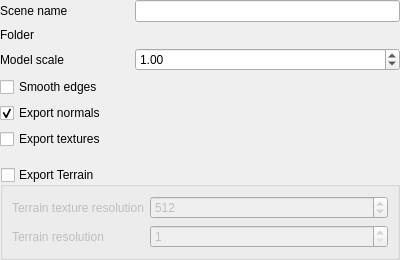
This is src/ui/3d/map3dexportwidget.ui in qgis/QGIS as Qt 5 draws it before an edit. The edited form follows.
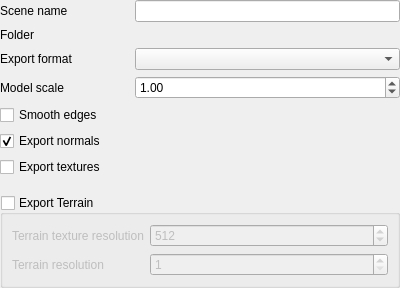
This is the edited form. Custom widgets are drawn as their Qt base class.

Commit message: qgsmap3dexportwidget: Add option to choose between obj and stl format

```diff
--- a/src/ui/3d/map3dexportwidget.ui
+++ b/src/ui/3d/map3dexportwidget.ui
@@ -25,7 +25,17 @@
    </property>
    <item row="0" column="0">
     <layout class="QGridLayout" name="gridLayout">
-     <item row="3" column="0" colspan="3">
+     <item row="2" column="0">
+      <widget class="QLabel" name="exportFormatLabel">
+       <property name="text">
+        <string>Export format</string>
+       </property>
+      </widget>
+     </item>
+     <item row="2" column="1" colspan="2">
+      <widget class="QComboBox" name="exportFormatComboxBox"/>
+     </item>
+     <item row="4" column="0" colspan="3">
       <widget class="QCheckBox" name="smoothEdgesCheckBox">
        <property name="text">
         <string>Smooth edges</string>
@@ -49,7 +59,7 @@
      <item row="1" column="1" colspan="2">
       <widget class="QgsFileWidget" name="selectFolderWidget" native="true"/>
      </item>
-     <item row="8" column="0">
+     <item row="9" column="0">
       <spacer name="verticalSpacer">
        <property name="orientation">
         <enum>Qt::Vertical</enum>
@@ -62,14 +72,14 @@
        </property>
       </spacer>
      </item>
-     <item row="5" column="0" colspan="3">
+     <item row="6" column="0" colspan="3">
       <widget class="QCheckBox" name="exportTexturesCheckBox">
        <property name="text">
         <string>Export textures</string>
        </property>
       </widget>
      </item>
-     <item row="4" column="0" colspan="3">
+     <item row="5" column="0" colspan="3">
       <widget class="QCheckBox" name="exportNormalsCheckBox">
        <property name="text">
         <string>Export normals</string>
@@ -85,7 +95,7 @@
      <item row="0" column="1" colspan="2">
       <widget class="QLineEdit" name="sceneNameLineEdit"/>
      </item>
-     <item row="2" column="1" colspan="2">
+     <item row="3" column="1" colspan="2">
       <widget class="QgsDoubleSpinBox" name="scaleSpinBox">
        <property name="minimum">
         <double>0.100000000000000</double>
@@ -98,14 +108,14 @@
        </property>
       </widget>
      </item>
-     <item row="2" column="0">
+     <item row="3" column="0">
       <widget class="QLabel" name="label_3">
        <property name="text">
         <string>Model scale</string>
        </property>
       </widget>
      </item>
-     <item row="6" column="0" colspan="3">
+     <item row="7" column="0" colspan="3">
       <spacer name="fixedSpacer12">
        <property name="orientation">
         <enum>Qt::Vertical</enum>
@@ -121,7 +131,7 @@
        </property>
       </spacer>
      </item>
-     <item row="7" column="0" colspan="3">
+     <item row="8" column="0" colspan="3">
       <widget class="QGroupBox" name="terrainGroup">
        <property name="title">
          <string>Export Terrain</string>
```
The commit also changes 2 other files.
